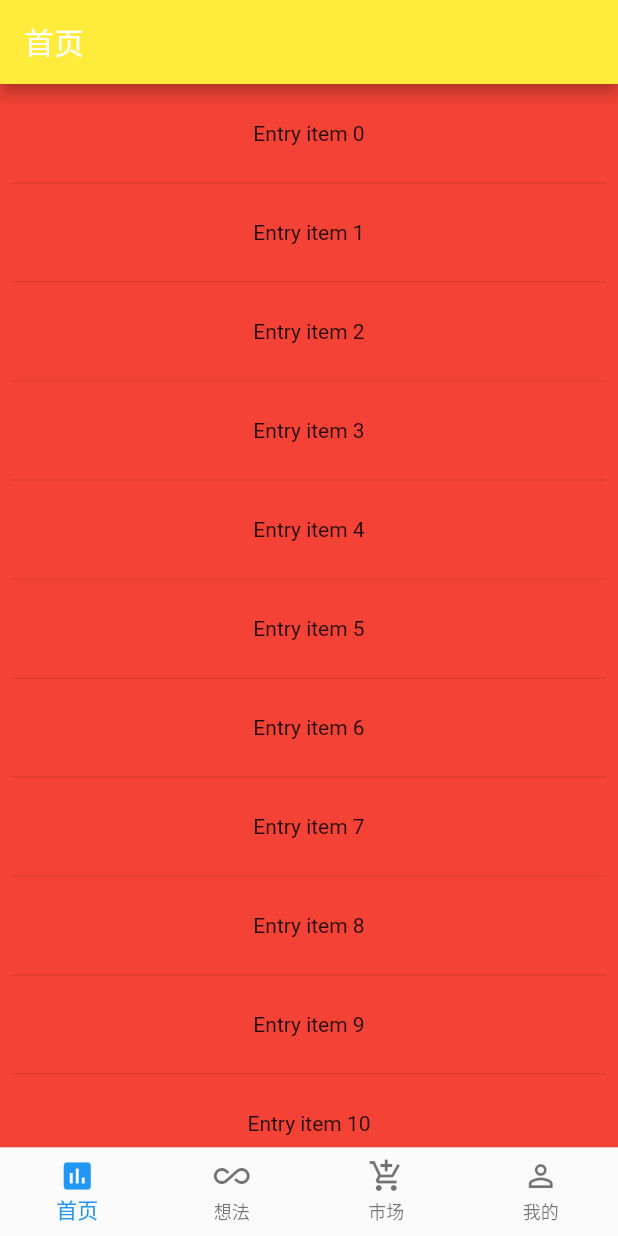
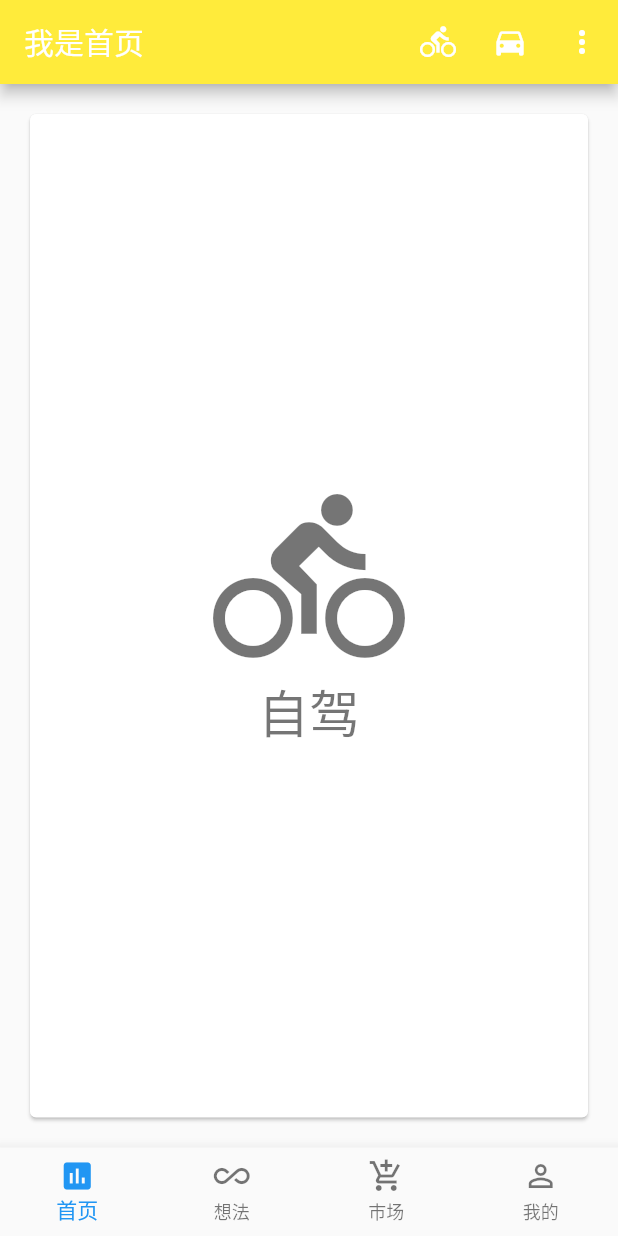
Before and after one commit to Unrealplace/flutterapp, a Flutter app: the screen it shows after launch, on a phone screen of 412 x 824 dp. Run offline on Flutter 3.47's test engine with Material 2 defaults, Android fonts, the phone set to English and light mode, and no system bars.

Commit message:
AppBar学习

```diff
--- a/flutter_demo1/lib/HomePage/home_page.dart
+++ b/flutter_demo1/lib/HomePage/home_page.dart
@@ -5,7 +5,22 @@ class HomePage extends StatefulWidget{
   State<StatefulWidget> createState() => new _HomePageState();
 }
 
+class Choice {
+  final String title;
+  final IconData  icon;
+  const Choice({this.title,this.icon});
+}
+
+const List<Choice> choices = <Choice>[
+  Choice(title: '自驾',icon: Icons.directions_bike),
+  Choice(title: '汽车',icon: Icons.directions_car),
+  Choice(title: '轮船',icon: Icons.directions_boat),
+];
+
+
 class _HomePageState extends State<HomePage> {
+
+  Choice _selectChoice = choices[0];
 
   @override
   Widget build(BuildContext context) {
@@ -13,21 +28,73 @@ class _HomePageState extends State<HomePage> {
       home: new Scaffold(
         appBar: new AppBar(
           backgroundColor: Colors.yellow,
-          title: new Text('首页'),
+          title: new Text('我是首页'),
           actions: <Widget>[
-            new Container()
+            IconButton(
+              icon: Icon(choices[0].icon),
+              onPressed: (){
+                _select(choices[0]);
+              },
+            ),
+            IconButton(
+              icon: Icon(choices[1].icon),
+              onPressed: (){
+                _select(choices[1]);
+              },
+            ),
+            PopupMenuButton<Choice>(
+              onSelected: _select,
+              itemBuilder: (BuildContext context){
+                return choices.skip(2).map<PopupMenuItem<Choice>>((Choice choice){
+                  return PopupMenuItem<Choice>(
+                    value: choice,
+                    child: Text(choice.title),
+                  );
+                }).toList();
+              },
+            )
           ],
         ),
-        body: new Center(
-          child: MyListView(
-            items: new List<String>.generate(1000, (i)  => "item $i"),
-          ),
+        body: Padding(
+          padding: const EdgeInsets.all(16.0),
+          child: MyCardView(choice: _selectChoice) ,
         ),
-        backgroundColor: Colors.red,
+      ),
+    );
+  }
+
+  void _select(Choice choice){
+    setState(() {
+      _selectChoice  =  choice;
+    });
+  }
+}
+
+class MyCardView extends StatelessWidget {
+
+  const MyCardView({Key key,this.choice}) : super(key:key);
+
+  final Choice choice;
+
+  @override
+  Widget build(BuildContext context) {
+    final TextStyle textStyle = Theme.of(context).textTheme.display1;
+
+    return Card(
+      child: Center(
+        child: Column(
+          mainAxisAlignment: MainAxisAlignment.center,
+          mainAxisSize: MainAxisSize.min,
+          children: <Widget>[
+            Icon(choice.icon,size: 128.0,color: textStyle.color,),
+            Text(choice.title,style: textStyle,),
+          ],
+        ),
       ),
     );
   }
 }
+
 
 class MyListView extends StatelessWidget {
   final List<String> items;
--- a/flutter_demo1/lib/IdeaPage/idea_page.dart
+++ b/flutter_demo1/lib/IdeaPage/idea_page.dart
@@ -4,14 +4,42 @@ class IdeaPage extends StatefulWidget{
   @override
   State<StatefulWidget> createState() => new _IdeaPageState();
 }
+
+class Choice {
+  final String title;
+  final IconData  icon;
+  const Choice({this.title,this.icon});
+}
+
+const List<Choice> choices = <Choice>[
+  Choice(title: '自驾',icon: Icons.directions_bike),
+  Choice(title: '汽车',icon: Icons.directions_car),
+  Choice(title: '轮船',icon: Icons.directions_boat),
+  Choice(title: '轮船',icon: Icons.directions_bike),
+  Choice(title: '轮船',icon: Icons.directions_bus),
+  Choice(title: '轮船',icon: Icons.directions_transit),
+
+];
+
+
 class _IdeaPageState extends State<IdeaPage> {
 
   @override
   Widget build(BuildContext context) {
     return new MaterialApp(
-      home: new Scaffold(
+      home: new DefaultTabController(
+        length: choices.length,
+        child: Scaffold(
           appBar: new AppBar(
             title: new Text('想法'),
+            bottom: TabBar(
+              tabs: choices.map((Choice choice){
+                return Tab(
+                  text: choice.title,
+                  icon: Icon(choice.icon),
+                );
+              }).toList(),
+            ),
             actions: <Widget>[
               new Container()
             ],
@@ -57,6 +85,7 @@ class _IdeaPageState extends State<IdeaPage> {
 
             ),
         ),
+      ),
     );
   }
 }
--- a/flutter_demo1/lib/MyPage/my_page.dart
+++ b/flutter_demo1/lib/MyPage/my_page.dart
@@ -16,8 +16,18 @@ class _MyPageState extends State<MyPage> {
             new Container()
           ],
         ),
-        body: new Center(
-          child: null,
+        body: Row(
+          children: <Widget>[
+            Expanded(
+              child: Text('浪费你懂哦的农夫的女生哦发你懂我那佛的女生佛的女生佛那都是烦恼都是说你放松颠三倒四那个佛的女生跟 '),
+            ),
+            Expanded(
+              child: Text('WWW浪费你懂哦的农夫的女生哦发你懂我那佛的女生佛的女生佛那都是烦恼都是说你放松颠三倒四那个佛的女生跟 '),
+            ),
+            Expanded(
+              child: Text('fff浪费你懂哦的农夫的女生哦发你懂我那佛的女生佛的女生佛那都是烦恼都是说你放松颠三倒四那个佛的女生跟 '),
+            ),
+          ],
         ),
       ),
     );
```
Also changed, not shown: flutter_demo1/pubspec.lock. Lines whose indentation alone changed are shown as unchanged.
